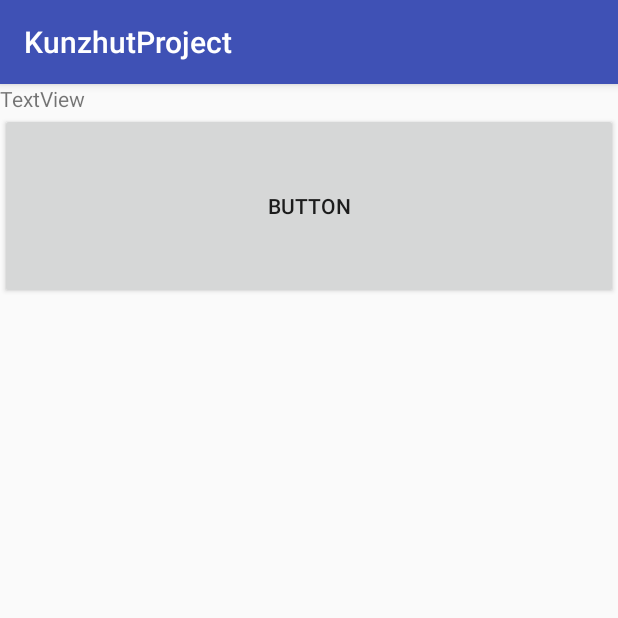
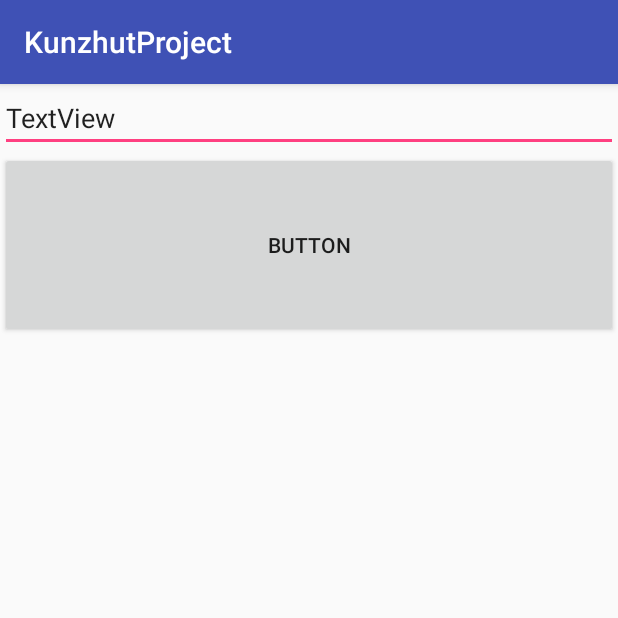
Before and after one commit to alexmusiienko/Kunzhut, an Android app: the screen it shows after launch (MainActivity), on a phone screen of 412 x 824 dp, the top half of it. Run offline under Robolectric (Android 15) with nearby library versions, the phone set to English and light mode, and no system bars.

```diff
--- a/app/src/main/java/com/example/alexm/kunzhutproject/ChatFragmant.java
+++ b/app/src/main/java/com/example/alexm/kunzhutproject/ChatFragmant.java
@@ -5,13 +5,17 @@ import android.support.v4.app.Fragment;
 import android.view.LayoutInflater;
 import android.view.View;
 import android.view.ViewGroup;
+import android.widget.Button;
+import android.widget.EditText;
+import android.widget.ListView;
 
 public class ChatFragmant extends Fragment {
     @Override
     public View onCreateView(LayoutInflater inflater,
                              ViewGroup container,
                              Bundle savedInstanceState) {
+        return inflater.inflate(R.layout.chat_fragment, container, false);
 
-        return inflater.inflate(R.layout.chat_fragment, container, false);
+
     }
 }
--- a/app/src/main/res/layout/hello_fragment.xml
+++ b/app/src/main/res/layout/hello_fragment.xml
@@ -4,7 +4,7 @@
     android:layout_height="match_parent">
 
 
-    <TextView
+    <EditText
         android:text="TextView"
         android:layout_width="match_parent"
         android:layout_height="wrap_content"
```
Also changed, not shown: 1 other file.
